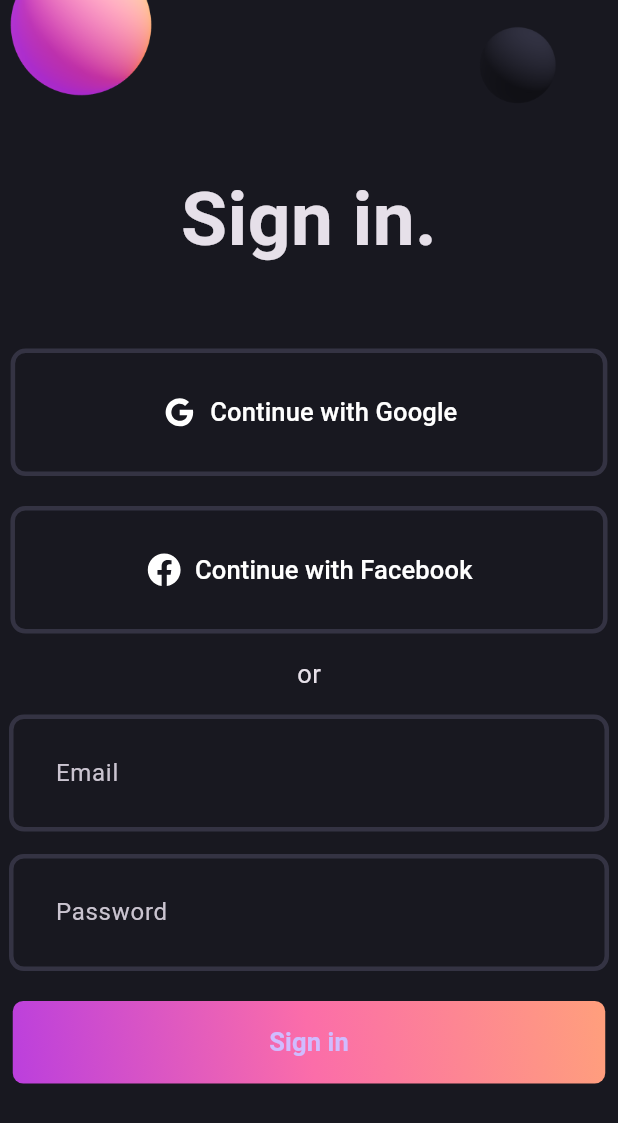
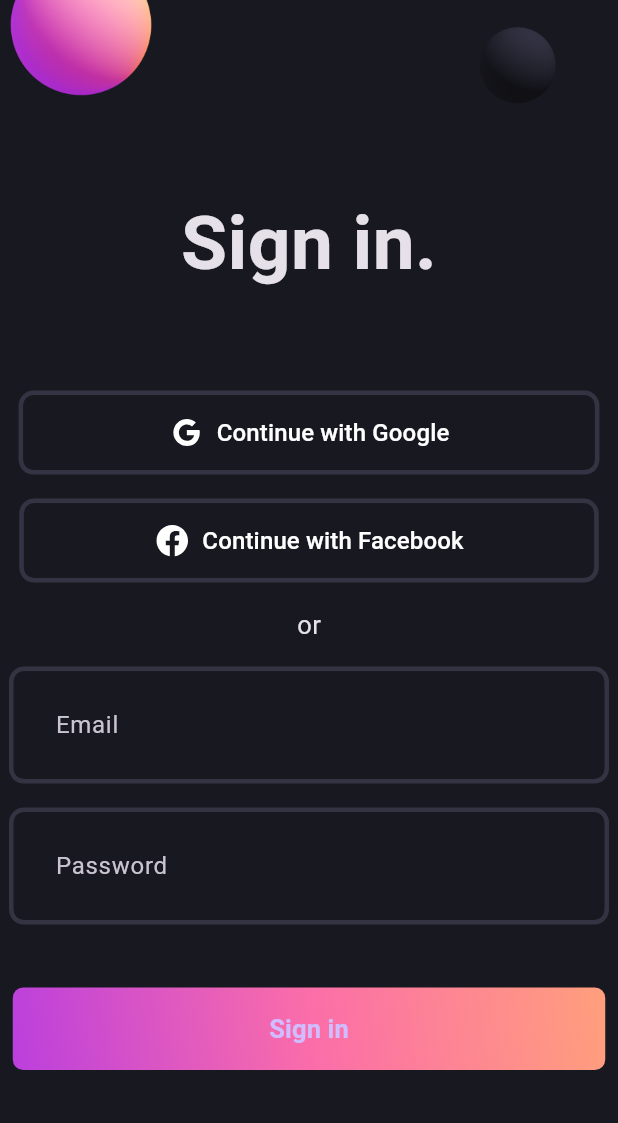
Before and after one commit to marufrobin/login_form_validation_bloc, a Flutter app: the screen it shows after launch, on a phone screen of 412 x 824 dp. Shown: the top 1123 px of the screen. Run offline on Flutter 3.47's test engine with Material 3 defaults, Android fonts, the phone set to English and light mode, and no system bars; our stand-ins replace flutter_svg.

Commit message:
✅ Bug fixed

```diff
--- a/lib/login.screen.dart
+++ b/lib/login.screen.dart
@@ -20,30 +20,27 @@ class _LoginScreenState extends State<LoginScreen> {
       body: SingleChildScrollView(
         child: Center(
           child: Column(
+            spacing: 16,
             children: [
               Image.asset('assets/images/signin_balls.png'),
               const Text(
                 'Sign in.',
                 style: TextStyle(fontWeight: FontWeight.bold, fontSize: 50),
               ),
-              const SizedBox(height: 50),
+              const SizedBox(height: 30),
               const SocialButton(
                 iconPath: 'assets/svgs/g_logo.svg',
                 label: 'Continue with Google',
               ),
-              const SizedBox(height: 20),
               const SocialButton(
                 iconPath: 'assets/svgs/f_logo.svg',
                 label: 'Continue with Facebook',
                 horizontalPadding: 90,
               ),
-              const SizedBox(height: 15),
               const Text('or', style: TextStyle(fontSize: 17)),
-              const SizedBox(height: 15),
               LoginField(hintText: 'Email', controller: emailController),
-              const SizedBox(height: 15),
               LoginField(hintText: 'Password', controller: passwordController),
-              const SizedBox(height: 20),
+              SizedBox(height: 10),
               const GradientButton(),
             ],
           ),
--- a/lib/widgets/social_button.dart
+++ b/lib/widgets/social_button.dart
@@ -8,24 +8,24 @@ class SocialButton extends StatelessWidget {
   final String label;
   final double horizontalPadding;
   const SocialButton({
-    Key? key,
+    super.key,
     required this.iconPath,
     required this.label,
     this.horizontalPadding = 100,
-  }) : super(key: key);
+  });
 
   @override
   Widget build(BuildContext context) {
     return TextButton.icon(
       onPressed: () {},
-      icon: SvgPicture.asset(iconPath, width: 25, color: Pallete.whiteColor),
+      icon: SvgPicture.asset(iconPath, width: 24, color: Pallete.whiteColor),
       label: Text(
         label,
-        style: const TextStyle(color: Pallete.whiteColor, fontSize: 17),
+        style: const TextStyle(color: Pallete.whiteColor, fontSize: 16),
       ),
       style: TextButton.styleFrom(
         padding: EdgeInsets.symmetric(
-          vertical: 30,
+          vertical: 16,
           horizontal: horizontalPadding,
         ),
         shape: RoundedRectangleBorder(
```
